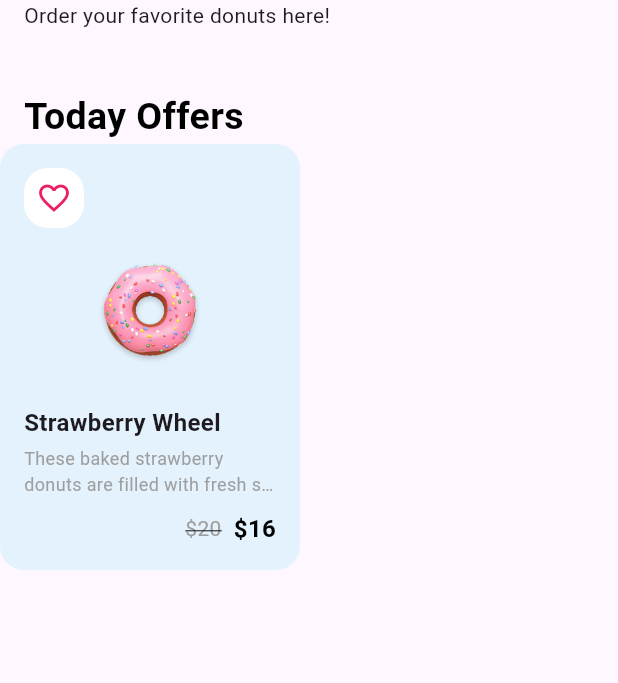
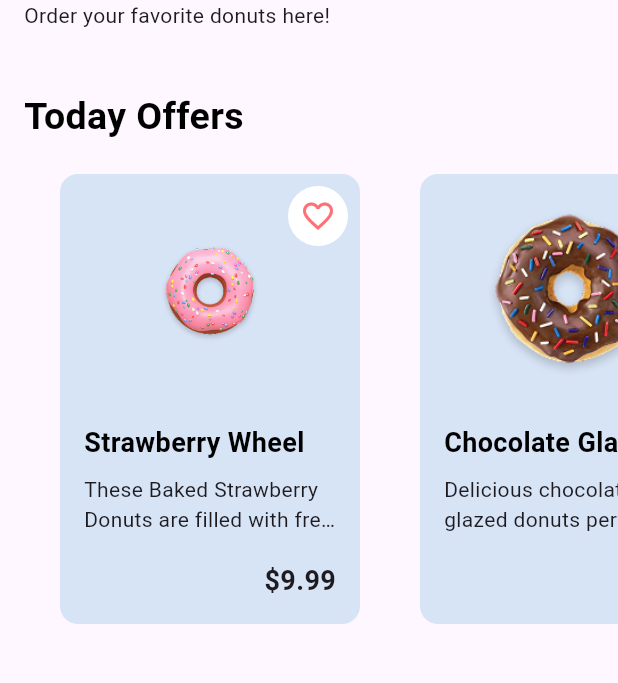
Before and after one commit to iamfarazbaloch/flutter_projects, a Flutter app: the HomePage screen opened directly, on a phone screen of 412 x 824 dp, the part 60-743 px from its top. Run offline on Flutter 3.47's test engine with Material 3 defaults, Android fonts, the phone set to English and light mode, and no system bars; our stand-ins replace cloud_firestore, firebase_auth, firebase_core, flutter_slidable, gap, google_fonts and 4 more; missing offline and left inert: agora_rtc_engine; accounts and stored records are empty.

Commit message:
adding products

```diff
--- a/go_nuts_app/lib/pages/home_page.dart
+++ b/go_nuts_app/lib/pages/home_page.dart
@@ -1,5 +1,6 @@
 import 'package:flutter/material.dart';
 import 'package:gap/gap.dart';
+import 'package:go_nuts_app/widgets/today_offer.dart';
 
 class HomePage extends StatefulWidget {
   const HomePage({super.key});
@@ -24,7 +25,7 @@ class _HomePageState extends State<HomePage> {
                 mainAxisAlignment:
                     MainAxisAlignment.spaceBetween,
                 children: [
-                  Text(
+                  const Text(
                     "Let's Gonuts!",
                     style: TextStyle(
                       fontWeight: FontWeight.w600,
@@ -35,12 +36,12 @@ class _HomePageState extends State<HomePage> {
                   Container(
                     padding: const EdgeInsets.all(8.0),
                     decoration: BoxDecoration(
-                      color: Color(0xFFFED8DF),
+                      color: const Color(0xFFFED8DF),
                       borderRadius: BorderRadius.circular(
                         10.0,
                       ),
                     ),
-                    child: Icon(
+                    child: const Icon(
                       Icons.search_rounded,
                       color: Color(0xFFFF7074),
                     ),
@@ -53,7 +54,7 @@ class _HomePageState extends State<HomePage> {
               child: Column(
                 crossAxisAlignment:
                     CrossAxisAlignment.start,
-                children: [
+                children: const [
                   Text('Order your favorite donuts here!'),
                   Gap(40),
                   Text(
@@ -67,84 +68,26 @@ class _HomePageState extends State<HomePage> {
                 ],
               ),
             ),
-            Container(
-              width: 200,
-              padding: const EdgeInsets.all(16),
-              decoration: BoxDecoration(
-                color: Colors.blue.shade50,
-                borderRadius: BorderRadius.circular(16),
-              ),
-              child: Column(
-                crossAxisAlignment:
-                    CrossAxisAlignment.start,
-                children: [
-                  Align(
-                    alignment: Alignment.topLeft,
-                    child: Container(
-                      padding: const EdgeInsets.all(8.0),
-                      decoration: BoxDecoration(
-                        color: Colors.white,
-                        borderRadius: BorderRadius.circular(
-                          16.0,
-                        ),
-                      ),
-                      child: Icon(
-                        Icons.favorite_border,
-                        color: Colors.pink,
-                      ),
-                    ),
+            const Gap(20),
+            Expanded(
+              child: ListView(
+                scrollDirection: Axis.horizontal,
+                children: const [
+                  TodayOffer(
+                    title: 'Strawberry Wheel',
+                    description:
+                        'These Baked Strawberry Donuts are filled with fresh strawberries...',
+                    price: '\$9.99',
+                    imagePath:
+                        'assets/products/strawberry.png',
                   ),
-                  const SizedBox(height: 8),
-                  Positioned(
-                    left: 0,
-                    top: 20,
-                    child: Image.asset(
-                      'assets/products/strawberry.png',
-                    ),
-                  ),
-                  const SizedBox(height: 12),
-                  const Text(
-                    'Strawberry Wheel',
-                    style: TextStyle(
-                      fontWeight: FontWeight.bold,
-                      fontSize: 16,
-                    ),
-                  ),
-                  const SizedBox(height: 4),
-                  const Text(
-                    'These baked strawberry donuts are filled with fresh strawberries.',
-                    style: TextStyle(
-                      fontSize: 12,
-                      color: Colors.grey,
-                    ),
-                    maxLines: 2,
-                    overflow: TextOverflow.ellipsis,
-                  ),
-                  Gap(10),
-
-                  Row(
-                    mainAxisAlignment:
-                        MainAxisAlignment.end,
-                    children: [
-                      const Text(
-                        '\$20',
-                        style: TextStyle(
-                          fontSize: 14,
-                          color: Colors.grey,
-                          decoration:
-                              TextDecoration.lineThrough,
-                        ),
-                      ),
-                      const SizedBox(width: 8),
-                      const Text(
-                        '\$16',
-                        style: TextStyle(
-                          fontWeight: FontWeight.bold,
-                          fontSize: 16,
-                          color: Colors.black,
-                        ),
-                      ),
-                    ],
+                  TodayOffer(
+                    title: 'Chocolate Glaze',
+                    description:
+                        'Delicious chocolate glazed donuts perfect for your sweet tooth!',
+                    price: '\$8.49',
+                    imagePath:
+                        'assets/products/chocolate.png',
                   ),
                 ],
               ),
--- /dev/null
+++ b/go_nuts_app/lib/widgets/today_offer.dart
@@ -0,0 +1,95 @@
+import 'package:flutter/material.dart';
+import 'package:gap/gap.dart';
+
+class TodayOffer extends StatelessWidget {
+  final String title;
+  final String description;
+  final String price;
+  final String imagePath;
+
+  const TodayOffer({
+    super.key,
+    required this.title,
+    required this.description,
+    required this.price,
+    required this.imagePath,
+  });
+
+  @override
+  Widget build(BuildContext context) {
+    return Padding(
+      padding: const EdgeInsets.only(left: 40.0),
+      child: Stack(
+        clipBehavior: Clip.none,
+        children: [
+          Container(
+            padding: const EdgeInsets.all(16),
+            height: 300,
+            width: 200,
+            decoration: BoxDecoration(
+              color: const Color(0xFFD7E4F6),
+              borderRadius: BorderRadius.circular(12),
+            ),
+            child: Column(
+              crossAxisAlignment: CrossAxisAlignment.start,
+              children: [
+                const SizedBox(height: 150),
+                Text(
+                  title,
+                  style: const TextStyle(
+                    fontSize: 18,
+                    color: Colors.black,
+                    fontWeight: FontWeight.bold,
+                  ),
+                ),
+                const Gap(8),
+                Text(
+                  description,
+                  maxLines: 2,
+                  overflow: TextOverflow.ellipsis,
+                ),
+                const Spacer(),
+                Row(
+                  mainAxisAlignment: MainAxisAlignment.end,
+                  children: [
+                    Text(
+                      price,
+                      style: const TextStyle(
+                        fontSize: 18,
+                        fontWeight: FontWeight.bold,
+                      ),
+                    ),
+                  ],
+                ),
+              ],
+            ),
+          ),
+          Positioned(
+            top: 20,
+            left: 20,
+            right: 20,
+            child: Center(
+              child: Image.asset(imagePath, height: 120),
+            ),
+          ),
+          Positioned(
+            top: 8,
+            right: 8,
+            child: Container(
+              padding: const EdgeInsets.all(8),
+              decoration: const BoxDecoration(
+                color: Colors.white,
+                shape: BoxShape.circle,
+              ),
+              child: const Icon(
+                Icons.favorite_border_outlined,
+                size: 24,
+                color: Color(0xFFFF7074),
+              ),
+            ),
+          ),
+        ],
+      ),
+    );
+  }
+}
```
